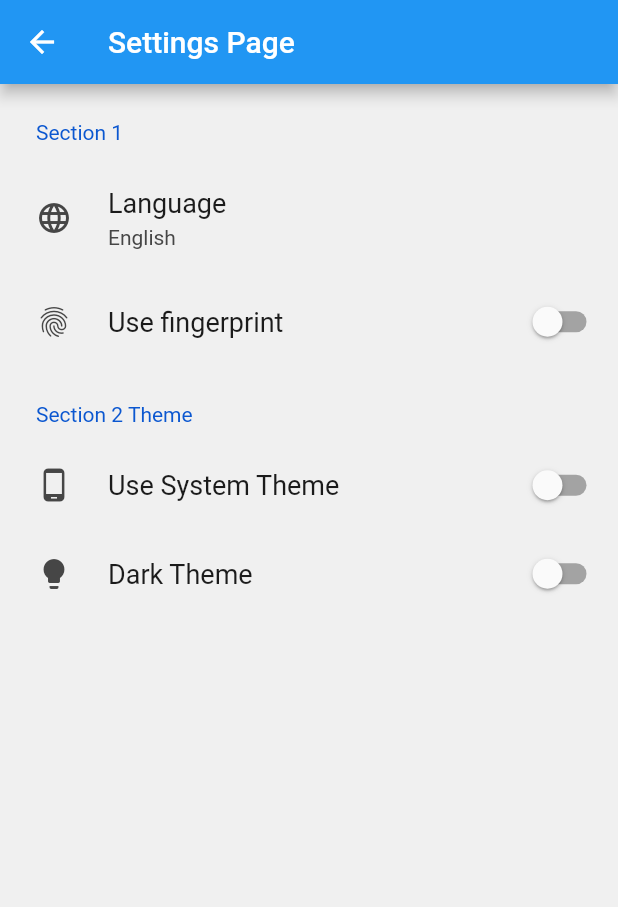
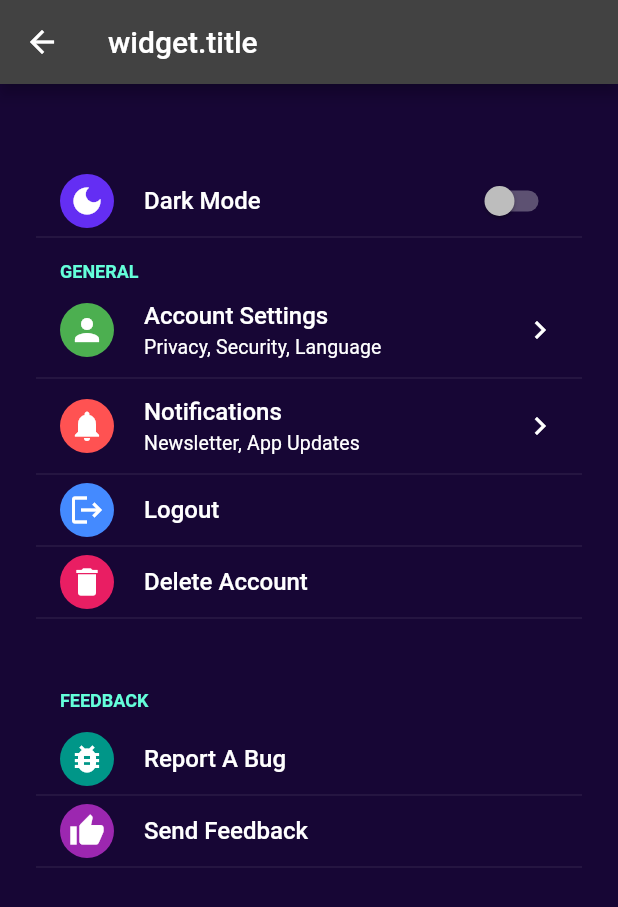
Before and after one commit to phil-ricardi/flutter_with_gsheets2, a Flutter app: the screen it shows once a user with an empty profile is signed in, after a tap on the "settings" icon, on a phone screen of 412 x 824 dp. Shown: the top 907 px of the screen. Run offline on Flutter 3.47's test engine with Material 2 defaults, Android fonts, the light colour scheme and no system bars; drawn by our look-alikes of flutter_settings_screens, settings_ui; our stand-ins replace convex_bottom_bar, email_validator, firebase_auth, firebase_core, flutter_neumorphic; accounts and stored records are empty.

Commit message:
added settings page with shared_prefs, darkMode, working as it should

```diff
--- /dev/null
+++ b/lib/Utils/icon_widget.dart
@@ -0,0 +1,23 @@
+import 'package:flutter/material.dart';
+import 'package:flutter_neumorphic/flutter_neumorphic.dart';
+
+class IconWidget extends StatelessWidget {
+  final IconData icon;
+  final Color color;
+
+  const IconWidget({
+    Key? key,
+    required this.icon,
+    required this.color,
+  }) : super(key: key);
+
+  @override
+  Widget build(BuildContext context) => Container(
+        padding: const EdgeInsets.all(6),
+        decoration: BoxDecoration(
+          shape: BoxShape.circle,
+          color: color,
+        ),
+        child: Icon(icon, color: Colors.white),
+      );
+}
--- a/lib/main.dart
+++ b/lib/main.dart
@@ -1,44 +1,59 @@
 import 'package:firebase_auth/firebase_auth.dart';
 import 'package:firebase_core/firebase_core.dart';
 import 'package:flutter/material.dart';
+import 'package:flutter_settings_screens/flutter_settings_screens.dart';
 import 'package:flutter_with_gsheets2/pages/auth_page.dart';
-import 'package:flutter_with_gsheets2/pages/settings.dart';
+import 'package:flutter_with_gsheets2/pages/settings_page.dart';
 import 'package:flutter_with_gsheets2/pages/verify_email_page.dart';
-import 'package:flutter_with_gsheets2/utils.dart';
+import 'package:flutter_with_gsheets2/Utils/utils.dart';
+
+import 'pages/settings_page.dart';
 
 final GlobalKey<NavigatorState> navigatorKey = GlobalKey<NavigatorState>();
 Future<void> main() async {
   WidgetsFlutterBinding.ensureInitialized();
   await Firebase.initializeApp();
+  await Settings.init(cacheProvider: SharePreferenceCache());
   runApp(const MyApp());
 }
 
-class MyApp extends StatelessWidget {
+class MyApp extends StatefulWidget {
   static const String title = 'I hope this worx';
 
   const MyApp({Key? key}) : super(key: key);
 
   @override
-  Widget build(BuildContext context) => MaterialApp(
-        title: title,
+  State<MyApp> createState() => _MyAppState();
+}
+
+class _MyAppState extends State<MyApp> {
+  @override
+  Widget build(BuildContext context) {
+    //final isDarkMode = Settings.getValue<bool>(SettingsPage.keyDarkMode, true);
+    return ValueChangeObserver<bool>(
+        cacheKey: SettingsPage.keyDarkMode,
+        defaultValue: true,
+        builder: (_, isDarkMode, __) => MaterialApp(
+              title: MyApp.title,
               navigatorKey: navigatorKey,
               scaffoldMessengerKey: Utils.messengerKey,
               debugShowCheckedModeBanner: false,
-        theme: ThemeData().copyWith(
-          colorScheme: ColorScheme.fromSwatch(primarySwatch: Colors.blue),
-        ),
-        darkTheme: ThemeData.dark().copyWith(
-          colorScheme: ColorScheme.fromSwatch(primaryColorDark: Colors.black12)
-              .copyWith(secondary: Colors.tealAccent),
-        ),
+              theme: isDarkMode
+                  ? ThemeData.dark().copyWith(
+                      primaryColor: Colors.teal,
+                      secondaryHeaderColor: Colors.white,
+                      scaffoldBackgroundColor: const Color(0xFF170635),
+                      canvasColor: const Color(0xFF170635),
+                    )
+                  : ThemeData.light()
+                      .copyWith(secondaryHeaderColor: Colors.black),
               initialRoute: '/',
               routes: {
                 '/': (context) => const MainPage(),
-          '/settings': (context) => const SettingsPage(
-                title: 'Settings Page',
-              ),
+                '/settings': (context) => const SettingsPage(),
               },
-      );
+            ));
+  }
 }
 
 class MainPage extends StatelessWidget {
--- /dev/null
+++ b/lib/pages/account_page.dart
@@ -0,0 +1,89 @@
+import 'package:flutter/material.dart';
+import 'package:flutter_settings_screens/flutter_settings_screens.dart';
+import 'package:flutter_with_gsheets2/Utils/icon_widget.dart';
+
+import '../Utils/utils.dart';
+
+class AccountPage extends StatelessWidget {
+  static const keyLanguage = 'key-language';
+  static const keyLocation = 'key-location';
+  static const keyPassword = 'key-password';
+  const AccountPage({Key? key}) : super(key: key);
+
+  @override
+  Widget build(BuildContext context) => SimpleSettingsTile(
+        title: 'Account Settings',
+        subtitle: 'Privacy, Security, Language',
+        leading: const IconWidget(icon: Icons.person, color: Colors.green),
+        child: SettingsScreen(
+          title: 'Account Settings',
+          children: <Widget>[
+            buildLanguage(),
+            buildLocation(),
+            buildPassword(),
+            buildPrivacy(context),
+            buildSecurity(context),
+            buildAccountInfo(context),
+            buildDefaultSettings(context),
+          ],
+        ),
+      );
+
+  Widget buildLanguage() => DropDownSettingsTile(
+        title: 'Language',
+        settingKey: keyLanguage,
+        selected: 1,
+        values: const <int, String>{
+          1: 'English',
+          2: 'Spanish',
+          3: 'Chinese',
+          4: 'Some other Shit',
+        },
+        onChange: (language) {},
+      );
+  Widget buildLocation() => TextInputSettingsTile(
+        settingKey: keyLocation,
+        title: 'Location',
+        initialValue: 'America',
+        onChange: (location) {},
+      );
+  Widget buildPassword() => TextInputSettingsTile(
+        settingKey: keyPassword,
+        title: 'Password',
+        obscureText: true,
+        validator: (password) => password != null && password.length >= 6
+            ? null
+            : 'Password must be at least 6 characters',
+      );
+  Widget buildPrivacy(BuildContext context) => SimpleSettingsTile(
+        title: 'Privacy',
+        subtitle: '',
+        leading: const IconWidget(icon: Icons.lock, color: Colors.blue),
+        onTap: () => Utils.showSnackBar('Clicked Privacy'),
+      );
+
+  Widget buildSecurity(BuildContext context) => SimpleSettingsTile(
+        title: 'Security',
+        subtitle: '',
+        leading: const IconWidget(icon: Icons.security, color: Colors.red),
+        onTap: () => Utils.showSnackBar('Clicked Security'),
+      );
+
+  Widget buildAccountInfo(BuildContext context) => SimpleSettingsTile(
+        title: 'Account Info',
+        subtitle: '',
+        leading:
+            const IconWidget(icon: Icons.text_snippet, color: Colors.purple),
+        onTap: () => Utils.showSnackBar('Clicked Account Info'),
+      );
+  Widget buildDefaultSettings(BuildContext context) => SimpleSettingsTile(
+        title: 'Revert Settings to Default',
+        subtitle: '',
+        leading: const IconWidget(
+            icon: Icons.restore_page_outlined, color: Colors.red),
+        onTap: () {
+          Settings.clearCache();
+          Utils.showSnackBar('Settings Will Be Reset');
+        },
+      );
+}
--- a/lib/pages/forgot_password_page.dart
+++ b/lib/pages/forgot_password_page.dart
@@ -2,7 +2,7 @@ import 'package:email_validator/email_validator.dart';
 import 'package:firebase_auth/firebase_auth.dart';
 import 'package:flutter/material.dart';
 
-import '../utils.dart';
+import '../Utils/utils.dart';
 
 class ForgotPasswordPage extends StatefulWidget {
   const ForgotPasswordPage({Key? key}) : super(key: key);
--- /dev/null
+++ b/lib/pages/notifications_page.dart
@@ -0,0 +1,54 @@
+import 'package:flutter/material.dart';
+import 'package:flutter_settings_screens/flutter_settings_screens.dart';
+import 'package:flutter_with_gsheets2/Utils/icon_widget.dart';
+
+class NotificationsPage extends StatelessWidget {
+  static const keyNews = 'key-news';
+  static const keyActivity = 'key-activities';
+  static const keyNewsletter = 'key-newsletter';
+  static const keyAppUpdates = 'key-appUpdates';
+
+  const NotificationsPage({Key? key}) : super(key: key);
+
+  @override
+  Widget build(BuildContext context) => SimpleSettingsTile(
+        title: 'Notifications',
+        subtitle: 'Newsletter, App Updates',
+        leading: const IconWidget(
+          icon: Icons.notifications,
+          color: Colors.redAccent,
+        ),
+        child: SettingsScreen(
+          title: 'Notifications',
+          children: <Widget>[
+            buildNews(),
+            buildActivity(),
+            buildNewsletter(),
+            buildAppUpdates(),
+          ],
+        ),
+      );
+
+  Widget buildNews() => SwitchSettingsTile(
+        title: 'News For You',
+        settingKey: keyNews,
+        leading:
+            const IconWidget(icon: Icons.message, color: Colors.blueAccent),
+      );
+  Widget buildActivity() => SwitchSettingsTile(
+        title: 'Account Activity',
+        settingKey: keyActivity,
+        leading: const IconWidget(icon: Icons.person, color: Colors.orange),
+      );
+  Widget buildNewsletter() => SwitchSettingsTile(
+        title: 'News For You',
+        settingKey: keyNewsletter,
+        leading: const IconWidget(
+            icon: Icons.text_snippet, color: Colors.pinkAccent),
+      );
+  Widget buildAppUpdates() => SwitchSettingsTile(
+        title: 'App Updates',
+        settingKey: keyAppUpdates,
+        leading: const IconWidget(icon: Icons.alarm, color: Colors.greenAccent),
+      );
+}
--- a/lib/pages/settings.dart
+++ /dev/null
@@ -1,76 +0,0 @@
-import 'package:flutter/material.dart';
-import 'package:settings_ui/settings_ui.dart';
-
-class SettingsPage extends StatefulWidget {
-  const SettingsPage({Key? key, required this.title}) : super(key: key);
-  final String title;
-
-  @override
-  State<SettingsPage> createState() => _SettingsPageState();
-}
-
-class _SettingsPageState extends State<SettingsPage> {
-  bool sysTheme = false;
-  bool darkTheme = false;
-  @override
-  Widget build(BuildContext context) => Scaffold(
-        appBar: AppBar(
-          title: Text(widget.title),
-        ),
-        body: Center(
-          child: SettingsList(
-            sections: [
-              SettingsSection(
-                title: const Text('Section 1'),
-                tiles: [
-                  SettingsTile(
-                    title: const Text('Language'),
-                    description: const Text('English'),
-                    leading: const Icon(Icons.language),
-                    onPressed: (BuildContext context) {},
-                  ),
-                  SettingsTile.switchTile(
-                    title: const Text('Use fingerprint'),
-                    leading: const Icon(Icons.fingerprint),
-                    initialValue: false,
-                    onToggle: (bool value) {},
-                  ),
-                ],
-              ),
-              SettingsSection(
-                title: const Text('Section 2 Theme'),
-                tiles: [
-                  SettingsTile.switchTile(
-                    title: const Text('Use System Theme'),
-                    leading: const Icon(Icons.phone_android),
-                    initialValue: sysTheme,
-                    onToggle: (value) {},
-                  ),
-                  SettingsTile.switchTile(
-                    title: const Text('Dark Theme'),
-                    leading: const Icon(Icons.lightbulb),
-                    initialValue: darkTheme,
-                    onToggle: (value) {
-                      setState(
-                        () {
-                          if (value = false) {
-                            darkTheme = false;
-                          } else {
-                            darkTheme = true;
-                          }
-                        },
-                      );
-                    },
-                    onPressed: (darkTheme) {
-                      setState(
-                        () {},
-                      );
-                    },
-                  )
-                ],
-              ),
-            ],
-          ),
-        ),
-      );
-}
--- /dev/null
+++ b/lib/pages/settings_page.dart
@@ -0,0 +1,86 @@
+import 'package:flutter/material.dart';
+import 'package:flutter_settings_screens/flutter_settings_screens.dart';
+
+import '../Utils/icon_widget.dart';
+import '../Utils/utils.dart';
+import 'account_page.dart';
+import 'notifications_page.dart';
+
+class SettingsPage extends StatelessWidget {
+  static const keyDarkMode = 'key-dark-mode';
+
+  const SettingsPage({Key? key}) : super(key: key);
+  @override
+  Widget build(BuildContext context) => Scaffold(
+        appBar: AppBar(
+          title: const Text('widget.title'),
+        ),
+        body: SafeArea(
+          child: ListView(
+            padding: const EdgeInsets.all(24),
+            children: [
+              SettingsGroup(
+                title: '',
+                children: <Widget>[buildDarkMode()],
+              ),
+              SettingsGroup(
+                title: 'General',
+                children: <Widget>[
+                  const AccountPage(),
+                  const NotificationsPage(),
+                  buildLogout(),
+                  buildDeleteAccount(),
+                ],
+              ),
+              const SizedBox(height: 32),
+              SettingsGroup(
+                title: 'FEEDBACK',
+                children: <Widget>[
+                  const SizedBox(height: 8),
+                  buildReportBug(context),
+                  buildSendFeedback(context),
+                ],
+              )
+            ],
+          ),
+        ),
+      );
+
+  Widget buildDarkMode() => SwitchSettingsTile(
+        title: 'Dark Mode',
+        settingKey: keyDarkMode,
+        leading: const IconWidget(
+          icon: Icons.dark_mode,
+          color: Color(0xFF642ef3),
+        ),
+        onChange: (_) {},
+      );
+
+  Widget buildLogout() => SimpleSettingsTile(
+        title: 'Logout',
+        subtitle: '',
+        leading: const IconWidget(icon: Icons.logout, color: Colors.blueAccent),
+        onTap: () => Utils.showSnackBar('Clicked Logout'),
+      );
+
+  Widget buildDeleteAccount() => SimpleSettingsTile(
+        title: 'Delete Account',
+        subtitle: '',
+        leading: const IconWidget(icon: Icons.delete, color: Colors.pink),
+        onTap: () => Utils.showSnackBar('Clicked Delete'),
+      );
+
+  Widget buildReportBug(BuildContext context) => SimpleSettingsTile(
+        title: 'Report A Bug',
+        subtitle: '',
+        leading: const IconWidget(icon: Icons.bug_report, color: Colors.teal),
+        onTap: () => Utils.showSnackBar('Clicked Report A Bug'),
+      );
+
+  Widget buildSendFeedback(BuildContext context) => SimpleSettingsTile(
+        title: 'Send Feedback',
+        subtitle: '',
+        leading: const IconWidget(icon: Icons.thumb_up, color: Colors.purple),
+        onTap: () => Utils.showSnackBar('Clicked Send Feedback'),
+      );
+}
--- a/lib/pages/verify_email_page.dart
+++ b/lib/pages/verify_email_page.dart
@@ -4,7 +4,7 @@ import 'package:firebase_auth/firebase_auth.dart';
 import 'package:flutter/material.dart';
 import 'package:flutter_with_gsheets2/pages/home_page.dart';
 
-import '../utils.dart';
+import '../Utils/utils.dart';
 
 class VerifyEmailPage extends StatefulWidget {
   const VerifyEmailPage({Key? key}) : super(key: key);
--- a/lib/widgets/login_widget.dart
+++ b/lib/widgets/login_widget.dart
@@ -4,7 +4,7 @@ import 'package:firebase_auth/firebase_auth.dart';
 import 'package:flutter/gestures.dart';
 import 'package:flutter/material.dart';
 import 'package:flutter_with_gsheets2/main.dart';
-import 'package:flutter_with_gsheets2/utils.dart';
+import 'package:flutter_with_gsheets2/Utils/utils.dart';
 
 import '../pages/forgot_password_page.dart';
 
--- a/lib/widgets/signup_widget.dart
+++ b/lib/widgets/signup_widget.dart
@@ -3,7 +3,7 @@ import 'package:firebase_auth/firebase_auth.dart';
 import 'package:flutter/gestures.dart';
 import 'package:flutter/material.dart';
 
-import '../utils.dart';
+import '../Utils/utils.dart';
 
 class SignUpWidget extends StatefulWidget {
   final Function() onClickedSignIn;
--- a/pubspec.yaml
+++ b/pubspec.yaml
@@ -36,8 +36,9 @@ dependencies:
   flutter:
     sdk: flutter
   flutter_neumorphic: ^3.2.0
+  flutter_settings_screens: ^0.3.3-null-safety
   google_sign_in: ^5.3.2
-  settings_ui: ^2.0.2
+  json_annotation: ^4.5.0
 
 dev_dependencies:
   flutter_lints: ^1.0.0
```
Also changed, not shown: lib/Utils/utils.dart (renamed from lib/utils.dart), pubspec.lock. Lines whose indentation alone changed are shown as unchanged.
